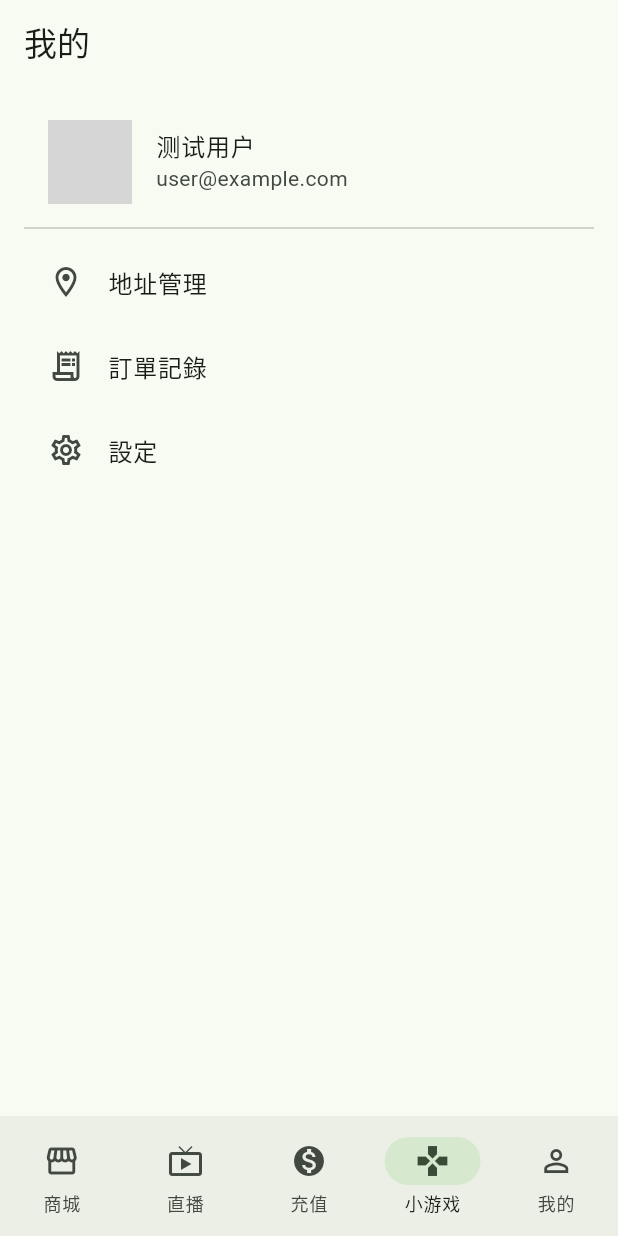
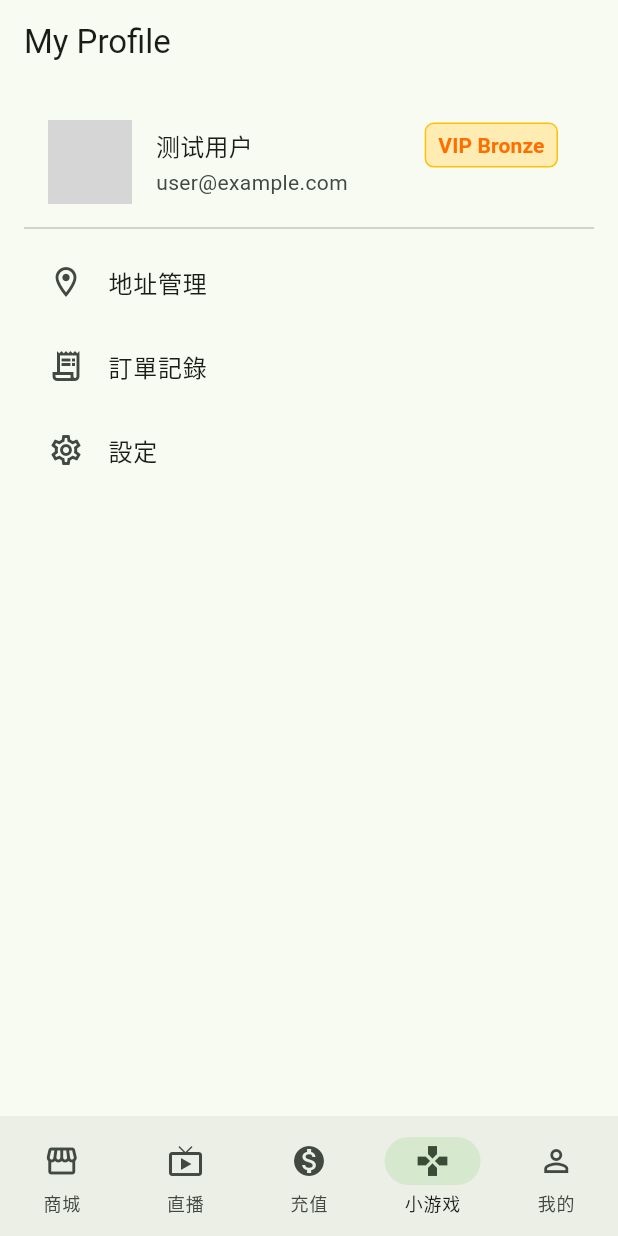
Before and after one commit to ycc1/FlutterLiveShop, a Flutter app: the screen it shows after launch, item 5 of the bottom bar chosen, on a phone screen of 412 x 824 dp. Run offline on Flutter 3.47's test engine with Material 3 defaults, Android fonts, the phone set to English and light mode, and no system bars; our stand-ins replace cached_network_image, chewie, flutter_riverpod, go_router, socket_io_client, video_player and 1 more; missing offline and left inert: dart:html, dart:ui_web, signalr_netcore; network calls fail; grey boxes are pictures that could not be loaded.

Commit message:
加入 VIP 页面

```diff
--- a/my_shop/lib/app_router.dart
+++ b/my_shop/lib/app_router.dart
@@ -7,6 +7,8 @@ import 'features/catalog/catalog_page.dart';
 import 'features/checkout/checkout_page.dart';
 import 'features/product_detail/product_detail_page.dart';
 import 'features/cart/cart_page.dart';
+import 'features/profile/Setting/setting_page.dart';
+import 'features/profile/VIP/vip_page.dart';
 import 'features/profile/profile_page.dart';
 import 'features/live/live_page.dart';
 import 'features/recharge/recharge_page.dart';
@@ -102,6 +104,14 @@ final appRouterProvider = Provider<GoRouter>((ref) {
         builder: (_, __) => const LoginPage(),
       ),
       GoRoute(
+        path: '/settings',
+        builder: (_, __) => const SettingPage(),
+      ),
+      GoRoute(
+        path: '/vip',
+        builder: (_, __) => const VipPage(),
+      ),
+      GoRoute(
         path: '/product/:id',
         name: 'product_detail',
         builder: (_, state) =>
--- a/my_shop/lib/features/profile/profile_page.dart
+++ b/my_shop/lib/features/profile/profile_page.dart
@@ -1,26 +1,70 @@
 import 'package:flutter/material.dart';
 import 'package:flutter_riverpod/flutter_riverpod.dart';
+import 'package:go_router/go_router.dart';
 import '../../providers/user_providers.dart';
 
 class ProfilePage extends ConsumerWidget {
   const ProfilePage({super.key});
+
   @override
   Widget build(BuildContext context, WidgetRef ref) {
     final meAsync = ref.watch(meProvider);
     return Scaffold(
-      appBar: AppBar(title: const Text('我的')),
+      appBar: AppBar(title: const Text('My Profile')),
       body: meAsync.when(
         data: (me) => ListView(
           padding: const EdgeInsets.all(16),
           children: [
             ListTile(
               leading: CircleAvatar(backgroundImage: NetworkImage(me.vipLevel), radius: 28),
-              title: Text(me.name), subtitle: Text(me.email),
+              // ✅ 昵称与 VIP 同行，VIP 可点击跳转
+              title: Row(
+                children: [
+                  Expanded(
+                    child: Text(
+                      me.nickName?.toString() ?? '未命名',
+                      style: Theme.of(context).textTheme.titleMedium,
+                      overflow: TextOverflow.ellipsis,
+                    ),
+                  ),
+
+                  // ✅ VIP 可点：点击跳转到 /vip 或外部说明页
+                  InkWell(
+                    onTap: () => context.push('/vip'), // 🔗 GoRouter 跳转内部页面
+                    // 若要打开外部网址用：
+                    // onTap: () async {
+                    //   final url = Uri.parse('https://yourdomain.com/vip');
+                    //   if (await canLaunchUrl(url)) await launchUrl(url);
+                    // },
+                    borderRadius: BorderRadius.circular(6),
+                    child: Container(
+                      padding: const EdgeInsets.symmetric(horizontal: 8, vertical: 4),
+                      decoration: BoxDecoration(
+                        color: Colors.amber[100],
+                        borderRadius: BorderRadius.circular(6),
+                        border: Border.all(color: Colors.amber),
+                      ),
+                      child: Text(
+                        'VIP ${me.vipLevel}',
+                        style: Theme.of(context)
+                            .textTheme
+                            .labelLarge
+                            ?.copyWith(color: Colors.amber[900], fontWeight: FontWeight.bold),
+                      ),
+                    ),
+                  ),
+                ],
+              ),
+              subtitle: Text(me.email),
             ),
             const Divider(),
             const ListTile(leading: Icon(Icons.location_on_outlined), title: Text('地址管理')),
             const ListTile(leading: Icon(Icons.receipt_long_outlined), title: Text('訂單記錄')),
-            const ListTile(leading: Icon(Icons.settings_outlined), title: Text('設定')),
+            ListTile(
+              leading: const Icon(Icons.settings_outlined),
+              title: const Text('設定'),
+              onTap: () => context.push('/settings'),
+              ),
           ],
         ),
         loading: () => const Center(child: CircularProgressIndicator()),
```
Also changed, not shown: my_shop/lib/data/models/user_profile.dart (+55 -8 lines), my_shop/lib/features/profile/Setting/setting_page.dart (added, +27 -0 lines), my_shop/lib/features/profile/VIP/vip_page.dart (added, +28 -0 lines).
